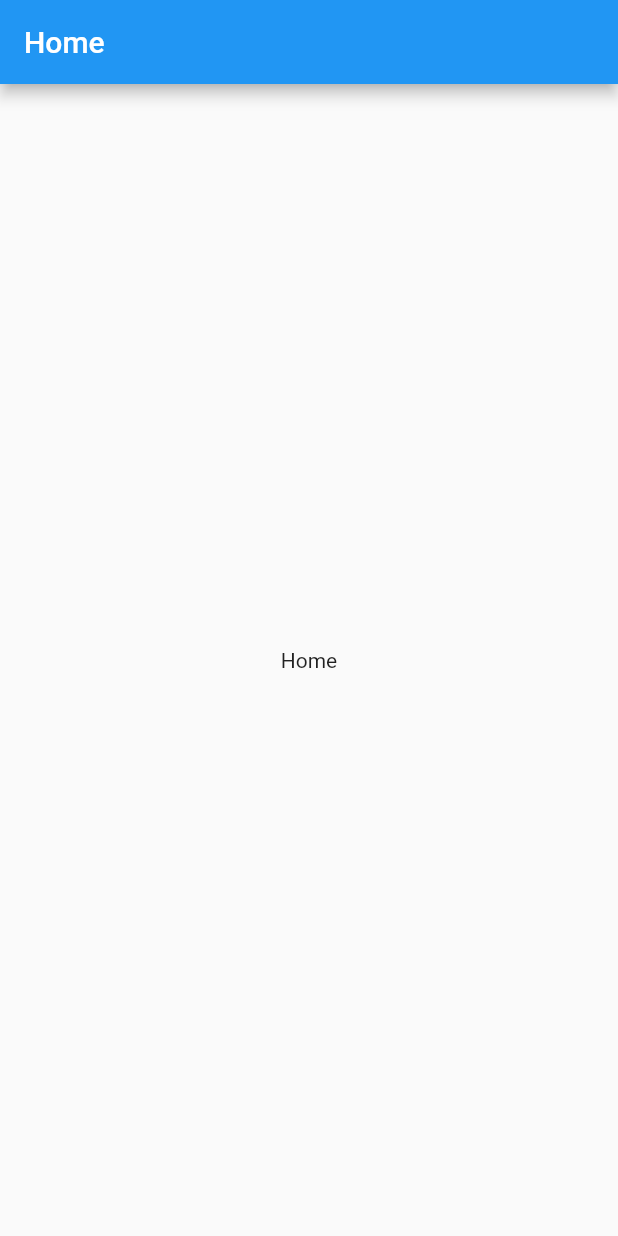
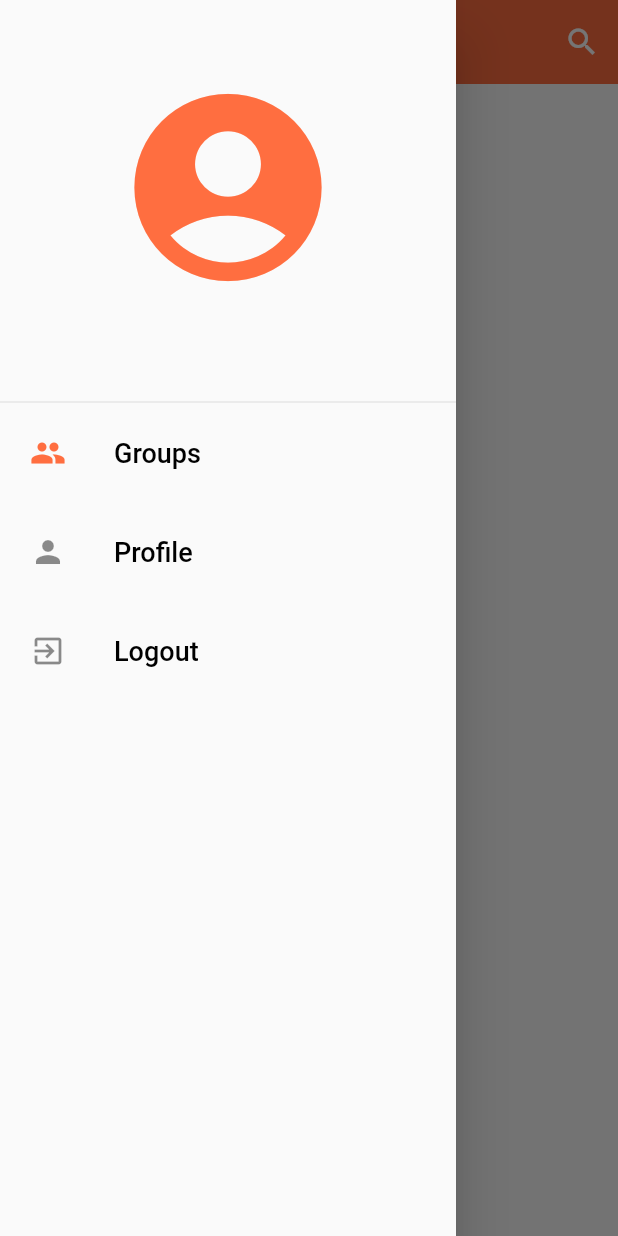
Before and after one commit to naimkst/Flutter-Live-Chat-With-Firebse, a Flutter app: the Home screen opened directly, with the side drawer open (before the commit the screen has no drawer), on a phone screen of 412 x 824 dp. Run offline on Flutter 3.47's test engine with Material 2 defaults, Android fonts, the phone set to English and light mode, and no system bars; our stand-ins replace cloud_firestore, firebase_auth, firebase_core, shared_preferences; accounts and stored records are empty.

Commit message:
Drawer menu done

```diff
--- a/lib/helper/helper_function.dart
+++ b/lib/helper/helper_function.dart
@@ -25,4 +25,13 @@ class HelperFunctions {
     return prefs.getBool(userLoggedInKey);
   }
 
+  static Future<String?> getUserEmail() async {
+    SharedPreferences prefs = await SharedPreferences.getInstance();
+    return prefs.getString(userEmailKey);
+  }
+  static Future<String?> getUserFullName() async {
+    SharedPreferences prefs = await SharedPreferences.getInstance();
+    return prefs.getString(userNameKey);
+  }
+
 }
--- a/lib/pages/home.dart
+++ b/lib/pages/home.dart
@@ -1,4 +1,7 @@
+import 'package:chatapp_flutter/helper/helper_function.dart';
 import 'package:chatapp_flutter/pages/login.dart';
+import 'package:chatapp_flutter/pages/profile.dart';
+import 'package:chatapp_flutter/pages/search.dart';
 import 'package:chatapp_flutter/services/auth_service.dart';
 import 'package:chatapp_flutter/widgets/widgets.dart';
 import 'package:flutter/material.dart';
@@ -12,11 +15,117 @@ class Home extends StatefulWidget {
 
 class _HomeState extends State<Home> {
   AuthService authService = AuthService();
+  String username = '';
+  String email = '';
+
+  @override
+  void initState() {
+    // TODO: implement initState
+    super.initState();
+    getUserData();
+  }
+
+  getUserData() async {
+    await HelperFunctions.getUserFullName().then((value){
+      setState(() {
+        username = value!;
+      });
+    });
+    await HelperFunctions.getUserEmail().then((value){
+      setState(() {
+        email = value!;
+      });
+    });
+  }
   @override
   Widget build(BuildContext context) {
     return Scaffold(
       appBar: AppBar(
-        title: const Text('Home'),
+        actions: [
+          IconButton(
+            onPressed: () {
+              nextScreen(context, SearchPage());
+            },
+            icon: Icon(Icons.search),
+          ),
+        ],
+        elevation: 0.0,
+        backgroundColor: Colors.deepOrangeAccent,
+        centerTitle: true,
+        title: const Text(
+          'Group Chat',
+          style: TextStyle(
+            fontSize: 25,
+            fontWeight: FontWeight.bold,
+          ),
+        ),
+      ),
+      drawer: Drawer(
+        child: ListView(
+          padding: EdgeInsets.symmetric(vertical: 50),
+          children: [
+            Icon(Icons.account_circle, size: 150, color: Colors.deepOrangeAccent,),
+            SizedBox(height: 10,),
+            Text(username, textAlign: TextAlign.center, style: TextStyle(fontSize: 20, fontWeight: FontWeight.bold),),
+            Text(email, textAlign: TextAlign.center, style: TextStyle(fontSize: 12, fontWeight: FontWeight.w300),),
+            SizedBox(height: 20,),
+            Divider(
+              height: 2,
+            ),
+            ListTile(
+              onTap: (){
+              },
+              selectedColor: Colors.deepOrangeAccent,
+              selected: true,
+              contentPadding: EdgeInsets.symmetric(horizontal: 20, vertical: 5),
+              leading: Icon(Icons.group, color: Colors.deepOrangeAccent,),
+              title: Text('Groups', style: TextStyle(fontSize: 18, fontWeight: FontWeight.w500, color: Colors.black),),
+            ),
+            ListTile(
+              onTap: (){
+                nextScreen(context, Profile());
+              },
+              selectedColor: Colors.deepOrangeAccent,
+              selected: false,
+              contentPadding: EdgeInsets.symmetric(horizontal: 20, vertical: 5),
+              leading: Icon(Icons.person),
+              title: Text('Profile', style: TextStyle(fontSize: 18, fontWeight: FontWeight.w500, color: Colors.black),),
+            ),
+            ListTile(
+
+              onTap: () async {
+                showDialog(
+                  barrierDismissible: false,
+                    context: context, builder: (context){
+                  return AlertDialog(
+                    title: Text('Logout'),
+                    content: Text('Are you sure you want to logout?'),
+                    actions: [
+                      IconButton(onPressed: (){
+                        Navigator.pop(context);
+                      }, icon: Icon(Icons.cancel), color: Colors.red,),
+                      IconButton(onPressed: () async{
+                       await authService.signOut();
+                        Navigator.of(context).pushAndRemoveUntil(
+                          MaterialPageRoute(
+                            builder: (context) => LoginPage()),
+                              (route) => false);
+                      }, icon: Icon(Icons.done), color: Colors.green,),
+                    ],
+                  );
+                });
+                // await authService.signOut().whenComplete(() => {
+                //   nextScreenReplace(context, LoginPage())
+                // });
+              },
+              selectedColor: Colors.deepOrangeAccent,
+              selected: false,
+              contentPadding: EdgeInsets.symmetric(horizontal: 20, vertical: 5),
+              leading: Icon(Icons.exit_to_app),
+              title: Text('Logout', style: TextStyle(fontSize: 18, fontWeight: FontWeight.w500, color: Colors.black),),
+            ),
+          ],
+        )
       ),
       body: GestureDetector(
         onTap: () {
--- /dev/null
+++ b/lib/pages/profile.dart
@@ -0,0 +1,18 @@
+import 'package:flutter/material.dart';
+class Profile extends StatefulWidget {
+  const Profile({Key? key}) : super(key: key);
+
+  @override
+  State<Profile> createState() => _ProfileState();
+}
+
+class _ProfileState extends State<Profile> {
+  @override
+  Widget build(BuildContext context) {
+    return const Scaffold(
+      body: Center(
+        child: Text('Profile'),
+      ),
+    );
+  }
+}
```
Also changed, not shown: lib/pages/search.dart (added, +19 -0 lines).
